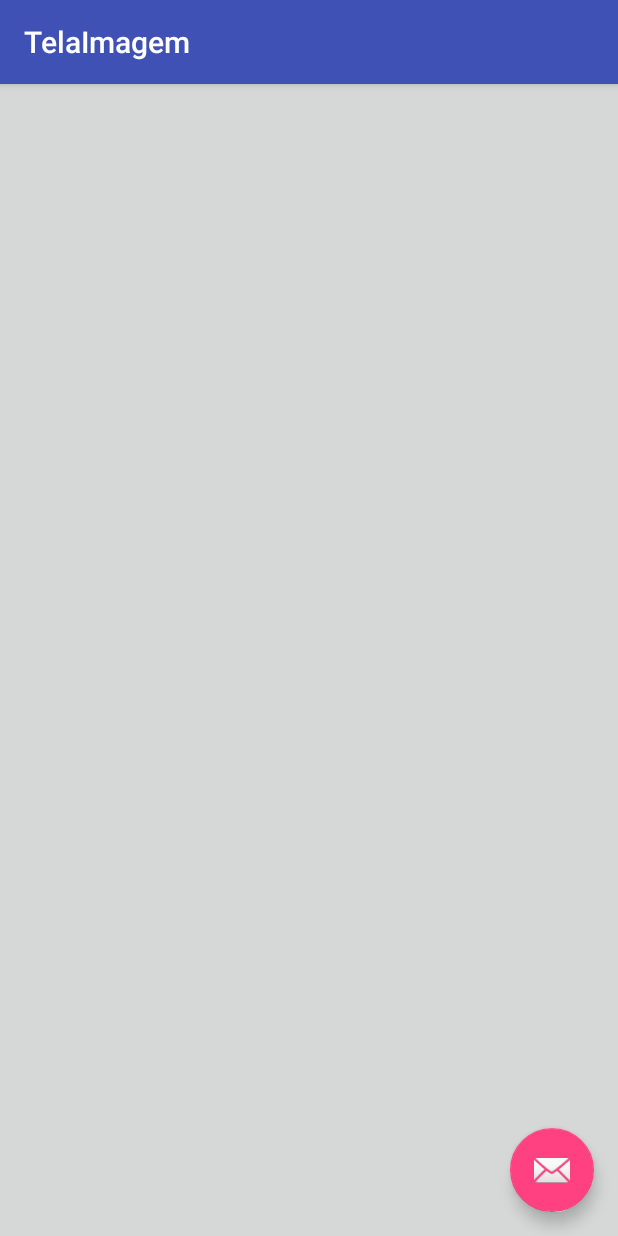
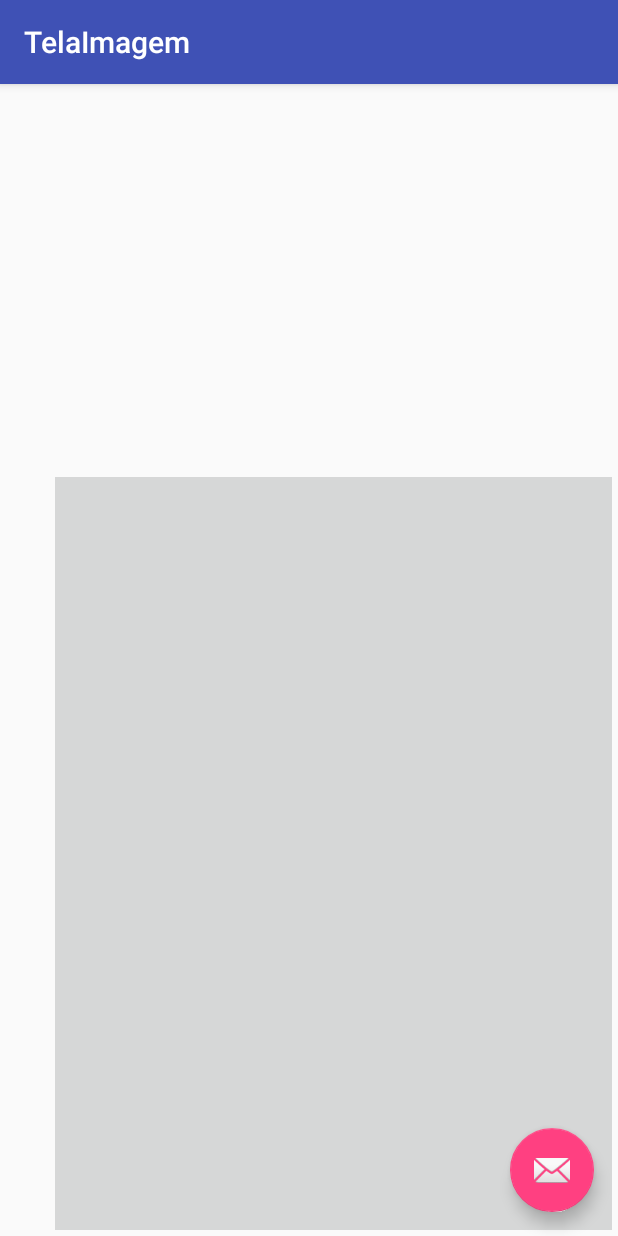
Before and after one commit to alex7alves/SmartScanner, an Android app: the TelaImagem screen opened directly, with no data from a screen before it, after a tap on an icon or button, on a phone screen of 412 x 824 dp. Run offline under Robolectric (Android 15) with nearby library versions, the phone set to English and light mode, and no system bars.

Commit message:
Abrindo imagem

```diff
--- a/SmartScanner/app/src/main/AndroidManifest.xml
+++ b/SmartScanner/app/src/main/AndroidManifest.xml
@@ -3,7 +3,8 @@
     package="alex.alves.smartscanner">
 
     <uses-permission android:name="android.permission.CAMERA" />
-
+    <uses-permission android:name="android.permission.READ_EXTERNAL_STORAGE" />
+    <uses-permission android:name="android.permission.READ_INTERNAL_STORAGE" />
     <application
         android:allowBackup="true"
         android:icon="@mipmap/ic_launcher"
--- a/SmartScanner/app/src/main/java/alex/alves/smartscanner/TelaCamera.java
+++ b/SmartScanner/app/src/main/java/alex/alves/smartscanner/TelaCamera.java
@@ -194,14 +194,11 @@ public class TelaCamera extends AppCompatActivity {
 
                 lerTexto.speak(" VocÊ clicou no botão capturar ", TextToSpeech.QUEUE_ADD, null, "DEFAULT");
                 break;
-<<<<<<< HEAD
             case R.id.id_ler:
                 Intent telaCam = new Intent(TelaCamera.this,TelaImagem.class);
                // telaCam.putExtra("tela","Bom dia");
                 startActivity(telaCam );
                 break;
-=======
->>>>>>> 353fcbd5b2fa548a1bd70f5977c7d676619497f4
         }
 
 
--- a/SmartScanner/app/src/main/java/alex/alves/smartscanner/TelaImagem.java
+++ b/SmartScanner/app/src/main/java/alex/alves/smartscanner/TelaImagem.java
@@ -1,23 +1,28 @@
 package alex.alves.smartscanner;
 
 import android.content.Intent;
+import android.database.Cursor;
 import android.graphics.Bitmap;
 import android.graphics.BitmapFactory;
 import android.net.Uri;
 import android.os.Bundle;
+import android.provider.MediaStore;
 import android.support.design.widget.FloatingActionButton;
 import android.support.design.widget.Snackbar;
 import android.support.v7.app.AppCompatActivity;
 import android.support.v7.widget.Toolbar;
+import android.util.Log;
 import android.view.View;
 import android.widget.ImageView;
 import android.widget.Toast;
+
+import java.io.IOException;
 
 public class TelaImagem extends AppCompatActivity {
 
 
     ImageView mostrarFotos;
-    int codigoFoto=0;
+    int codigoFoto=1;
     @Override
     protected void onCreate(Bundle savedInstanceState) {
         super.onCreate(savedInstanceState);
@@ -38,29 +43,98 @@ public class TelaImagem extends AppCompatActivity {
     }
     public void fabAction( View v)
     {
-        Toast.makeText(getBaseContext()," VocÊ clicou no botão flutuante ",Toast.LENGTH_LONG).show();
+      //  Toast.makeText(getBaseContext()," VocÊ clicou no botão flutuante ",Toast.LENGTH_LONG).show();
 
         Intent captarFoto =  new Intent(Intent.ACTION_PICK,android.provider.MediaStore.Images.Media.INTERNAL_CONTENT_URI);
-        codigoFoto=123;
+       // Intent captarFoto =  new Intent(Intent.ACTION_PICK,android.provider.MediaStore.Images.Media.EXTERNAL_CONTENT_URI);
+
+        //  codigoFoto=123;
         startActivityForResult(Intent.createChooser(captarFoto, "Selecione uma imagem"), codigoFoto);
+      //  startActivityForResult(captarFoto,codigoFoto);
 
     }
-    @Override
+
+   /* @Override
     protected void onActivityResult(int requestCode, int resultCode, Intent data) {
+        super.onActivityResult(requestCode, resultCode, data);
         if (resultCode == TelaImagem.RESULT_OK) {
 
               if (requestCode == codigoFoto) {
 
                   Uri imagemCaptada = data.getData();
-                  mostrarFotos.setImageBitmap(getBitmap(imagemCaptada));
+                  String[] filePathColumn = { MediaStore.Images.Media.DATA };
+
+                  Cursor cursor = getContentResolver().query(imagemCaptada,
+                          filePathColumn, null, null, null);
+                  cursor.moveToFirst();
+
+                  int columnIndex = cursor.getColumnIndex(filePathColumn[0]);
+                  String picturePath = cursor.getString(columnIndex);
+                  cursor.close();
+
+                 // mostrarFotos.setImageBitmap(getBitmap(imagemCaptada));
+               //  Bitmap bm = BitmapFactory.decodeResource(getApplicationContext().getResources(),R.drawable.teste);
+                 // mostrarFotos.setImageBitmap(bm);
+                  mostrarFotos.setImageBitmap(BitmapFactory.decodeFile(picturePath));
+                  //
+                  //Log.d("OnInitListener",String.valueOf(imagemCaptada));
                   mostrarFotos.setScaleType(ImageView.ScaleType.FIT_XY);
-
+                //  Toast.makeText(getBaseContext(),String.valueOf(picturePath),Toast.LENGTH_LONG).show();
             }
         }
     }
+    */
+    /*
+    @Override
+    protected void onActivityResult(int requestCode, int resultCode, Intent data) {
+        super.onActivityResult(requestCode, resultCode, data);
+        if (requestCode == codigoFoto && resultCode == RESULT_OK && null != data) {
+            Uri selectedImage = data.getData();
+            String[] filePathColumn = { MediaStore.Images.Media.DATA };
+            Cursor cursor = getContentResolver().query(selectedImage,filePathColumn, null, null, null);
+            cursor.moveToFirst();
+            int columnIndex = cursor.getColumnIndex(filePathColumn[0]);
+            String picturePath = cursor.getString(columnIndex);
+            cursor.close();
+           // ImageView imageView = (ImageView) findViewById(R.id.iv);
+            mostrarFotos.setImageBitmap(BitmapFactory.decodeFile(picturePath));
+        }
+    }
+
+*/
+   @Override
+   protected void onActivityResult(int requestCode, int resultCode, Intent data) {
+       super.onActivityResult(requestCode, resultCode, data);
+       if (resultCode == TelaImagem.RESULT_OK) {
+
+           if (requestCode == codigoFoto) {
+
+               Uri imagemCaptada = data.getData();
+               try {
+                   Bitmap   bitmap = MediaStore.Images.Media.getBitmap(this.getContentResolver(), imagemCaptada);
+                   mostrarFotos.setImageBitmap(bitmap);
+                   // Redimensiona para o tamanho da ImageView
+                   mostrarFotos.setScaleType(ImageView.ScaleType.CENTER);
+               } catch (IOException e) {
+                   e.printStackTrace();
+               }
+               //  mostrarFotos.setImageBitmap(BitmapFactory.decodeFile(picturePath));
+               //
+               //Log.d("OnInitListener",String.valueOf(imagemCaptada));
+              // mostrarFotos.setScaleType(ImageView.ScaleType.FIT_XY);
+               //  Toast.makeText(getBaseContext(),String.valueOf(picturePath),Toast.LENGTH_LONG).show();
+           }
+       }
+   }
+
+
+
     public Bitmap getBitmap(Uri imagem)
     {
-        //Bitmap bm = BitmapFactory.decodeResource(getApplicationContext().getResources(),R.drawable.olhos);
+      // Bitmap bm = BitmapFactory.decodeResource(getApplicationContext().getResources(),R.drawable.olhos);
+
         return BitmapFactory.decodeFile(String.valueOf(imagem));
+
+
     }
 }
--- a/SmartScanner/app/src/main/res/layout-v21/content_tela_imagem.xml
+++ b/SmartScanner/app/src/main/res/layout-v21/content_tela_imagem.xml
@@ -10,10 +10,13 @@
 
     <ImageView
         android:id="@+id/imageView2"
-        android:layout_width="489dp"
-        android:layout_height="833dp"
+        android:layout_width="371dp"
+        android:layout_height="502dp"
+        android:layout_marginBottom="4dp"
+        android:layout_marginEnd="4dp"
+        android:layout_marginRight="4dp"
         android:background="#350a0a"
-        app:layout_constraintStart_toStartOf="parent"
-        app:layout_constraintTop_toTopOf="parent"
+        app:layout_constraintBottom_toBottomOf="parent"
+        app:layout_constraintEnd_toEndOf="parent"
         app:srcCompat="?android:attr/colorButtonNormal" />
 </android.support.constraint.ConstraintLayout>
```
Also changed, not shown: SmartScanner/app/src/main/res/drawable/teste.jpg (added).
